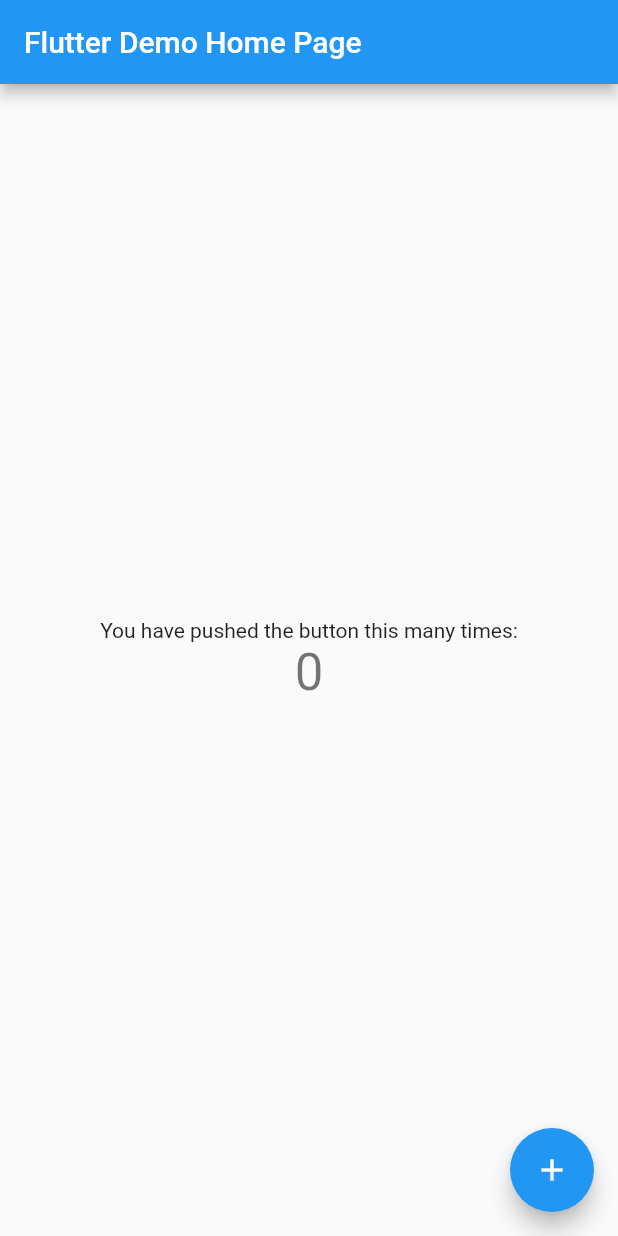
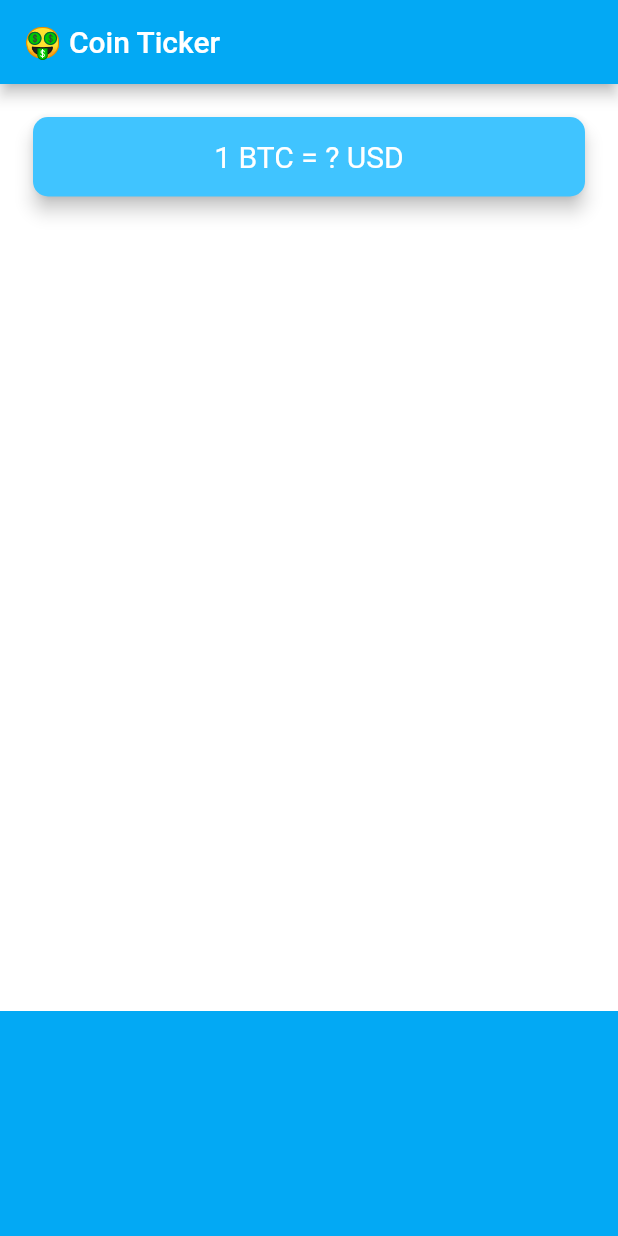
Before and after one commit to Z-inator/bitcoin_ticker_flutterChallenge, a Flutter app: the screen it shows after launch, on a phone screen of 412 x 824 dp. Run offline on Flutter 3.47's test engine with Material 2 defaults, Android fonts, the phone set to English and light mode, and no system bars.

Commit message:
Initial Commit

```diff
--- a/lib/main.dart
+++ b/lib/main.dart
@@ -1,113 +1,16 @@
 import 'package:flutter/material.dart';
+import 'price_screen.dart';
 
-void main() {
-  runApp(MyApp());
-}
+void main() => runApp(MyApp());
 
 class MyApp extends StatelessWidget {
-  // This widget is the root of your application.
   @override
   Widget build(BuildContext context) {
     return MaterialApp(
-      title: 'Flutter Demo',
-      theme: ThemeData(
-        // This is the theme of your application.
-        //
-        // Try running your application with "flutter run". You'll see the
-        // application has a blue toolbar. Then, without quitting the app, try
-        // changing the primarySwatch below to Colors.green and then invoke
-        // "hot reload" (press "r" in the console where you ran "flutter run",
-        // or simply save your changes to "hot reload" in a Flutter IDE).
-        // Notice that the counter didn't reset back to zero; the application
-        // is not restarted.
-        primarySwatch: Colors.blue,
-      ),
-      home: MyHomePage(title: 'Flutter Demo Home Page'),
+      theme: ThemeData.dark().copyWith(
+          primaryColor: Colors.lightBlue,
+          scaffoldBackgroundColor: Colors.white),
+      home: PriceScreen(),
     );
   }
 }
-
-class MyHomePage extends StatefulWidget {
-  MyHomePage({Key key, this.title}) : super(key: key);
-
-  // This widget is the home page of your application. It is stateful, meaning
-  // that it has a State object (defined below) that contains fields that affect
-  // how it looks.
-
-  // This class is the configuration for the state. It holds the values (in this
-  // case the title) provided by the parent (in this case the App widget) and
-  // used by the build method of the State. Fields in a Widget subclass are
-  // always marked "final".
-
-  final String title;
-
-  @override
-  _MyHomePageState createState() => _MyHomePageState();
-}
-
-class _MyHomePageState extends State<MyHomePage> {
-  int _counter = 0;
-
-  void _incrementCounter() {
-    setState(() {
-      // This call to setState tells the Flutter framework that something has
-      // changed in this State, which causes it to rerun the build method below
-      // so that the display can reflect the updated values. If we changed
-      // _counter without calling setState(), then the build method would not be
-      // called again, and so nothing would appear to happen.
-      _counter++;
-    });
-  }
-
-  @override
-  Widget build(BuildContext context) {
-    // This method is rerun every time setState is called, for instance as done
-    // by the _incrementCounter method above.
-    //
-    // The Flutter framework has been optimized to make rerunning build methods
-    // fast, so that you can just rebuild anything that needs updating rather
-    // than having to individually change instances of widgets.
-    return Scaffold(
-      appBar: AppBar(
-        // Here we take the value from the MyHomePage object that was created by
-        // the App.build method, and use it to set our appbar title.
-        title: Text(widget.title),
-      ),
-      body: Center(
-        // Center is a layout widget. It takes a single child and positions it
-        // in the middle of the parent.
-        child: Column(
-          // Column is also a layout widget. It takes a list of children and
-          // arranges them vertically. By default, it sizes itself to fit its
-          // children horizontally, and tries to be as tall as its parent.
-          //
-          // Invoke "debug painting" (press "p" in the console, choose the
-          // "Toggle Debug Paint" action from the Flutter Inspector in Android
-          // Studio, or the "Toggle Debug Paint" command in Visual Studio Code)
-          // to see the wireframe for each widget.
-          //
-          // Column has various properties to control how it sizes itself and
-          // how it positions its children. Here we use mainAxisAlignment to
-          // center the children vertically; the main axis here is the vertical
-          // axis because Columns are vertical (the cross axis would be
-          // horizontal).
-          mainAxisAlignment: MainAxisAlignment.center,
-          children: <Widget>[
-            Text(
-              'You have pushed the button this many times:',
-            ),
-            Text(
-              '$_counter',
-              style: Theme.of(context).textTheme.headline4,
-            ),
-          ],
-        ),
-      ),
-      floatingActionButton: FloatingActionButton(
-        onPressed: _incrementCounter,
-        tooltip: 'Increment',
-        child: Icon(Icons.add),
-      ), // This trailing comma makes auto-formatting nicer for build methods.
-    );
-  }
-}
--- /dev/null
+++ b/lib/price_screen.dart
@@ -0,0 +1,51 @@
+import 'package:flutter/material.dart';
+
+class PriceScreen extends StatefulWidget {
+  @override
+  _PriceScreenState createState() => _PriceScreenState();
+}
+
+class _PriceScreenState extends State<PriceScreen> {
+  @override
+  Widget build(BuildContext context) {
+    return Scaffold(
+      appBar: AppBar(
+        title: Text('🤑 Coin Ticker'),
+      ),
+      body: Column(
+        mainAxisAlignment: MainAxisAlignment.spaceBetween,
+        crossAxisAlignment: CrossAxisAlignment.stretch,
+        children: <Widget>[
+          Padding(
+            padding: EdgeInsets.fromLTRB(18.0, 18.0, 18.0, 0),
+            child: Card(
+              color: Colors.lightBlueAccent,
+              elevation: 5.0,
+              shape: RoundedRectangleBorder(
+                borderRadius: BorderRadius.circular(10.0),
+              ),
+              child: Padding(
+                padding: EdgeInsets.symmetric(vertical: 15.0, horizontal: 28.0),
+                child: Text(
+                  '1 BTC = ? USD',
+                  textAlign: TextAlign.center,
+                  style: TextStyle(
+                    fontSize: 20.0,
+                    color: Colors.white,
+                  ),
+                ),
+              ),
+            ),
+          ),
+          Container(
+            height: 150.0,
+            alignment: Alignment.center,
+            padding: EdgeInsets.only(bottom: 30.0),
+            color: Colors.lightBlue,
+            child: null,
+          ),
+        ],
+      ),
+    );
+  }
+}
```
Also changed, not shown: lib/coin_data.dart (added, +31 -0 lines), 15 other files.
